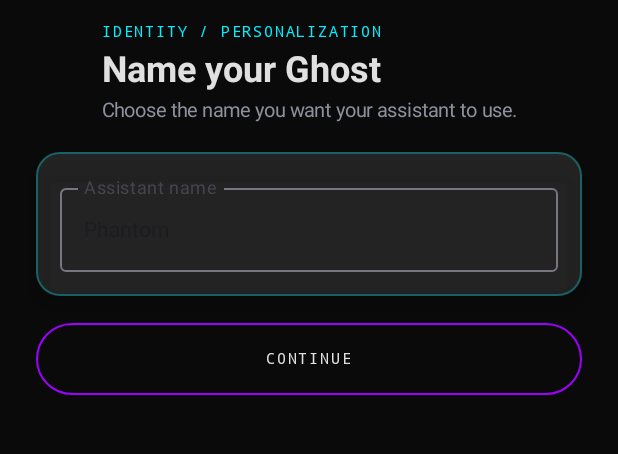
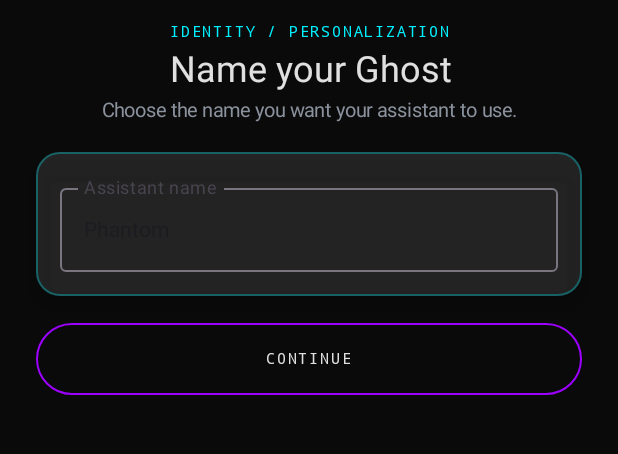
Before and after one commit to mickeyjay2012/PHANTOM-GHOST, an Android app built with Jetpack Compose: the composable GhostNameSetupScreen shown on its own in the app's theme, on a phone screen of 412 x 824 dp, the part 573-1027 px from its top. Run offline under Robolectric (Android 15) with nearby library versions, the phone set to English and light mode, and no system bars.

Commit message:
Fix first-run screen title visibility

```diff
--- a/app/src/main/java/com/phantom/ghost/ui/FirstRunScreens.kt
+++ b/app/src/main/java/com/phantom/ghost/ui/FirstRunScreens.kt
@@ -44,7 +44,7 @@ fun GhostNameSetupScreen(onContinue: (String) -> Unit) {
         Spacer(Modifier.height(24.dp))
         PhantomBrandHeader()
         Spacer(Modifier.height(16.dp))
-        ScreenTitle("IDENTITY / PERSONALIZATION", "Name your Ghost", "Choose the name you want your assistant to use.")
+        SetupScreenTitle("IDENTITY / PERSONALIZATION", "Name your Ghost", "Choose the name you want your assistant to use.")
         Spacer(Modifier.height(20.dp))
         GlassCard(Modifier.fillMaxWidth()) {
             OutlinedTextField(
@@ -179,3 +179,12 @@ private fun TextButtonLike(label: String, onClick: () -> Unit) {
         Text(label, color = PhantomColors.Muted)
     }
 }
+
+@Composable
+private fun SetupScreenTitle(kicker: String, title: String, subtitle: String? = null) {
+    Column(verticalArrangement = Arrangement.spacedBy(5.dp), horizontalAlignment = Alignment.CenterHorizontally) {
+        Text(kicker, style = PhantomType.label, color = PhantomColors.GhostCyan, textAlign = TextAlign.Center)
+        Text(title, color = PhantomColors.GhostWhite, fontSize = 24.sp, textAlign = TextAlign.Center)
+        if (subtitle != null) Text(subtitle, color = PhantomColors.Muted, fontSize = 13.sp, textAlign = TextAlign.Center)
+    }
+}
```
